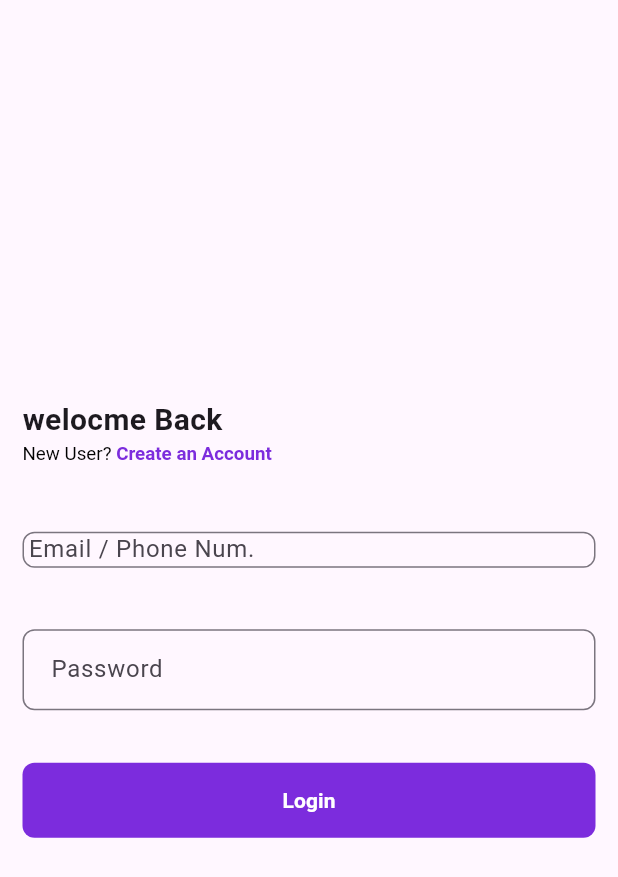
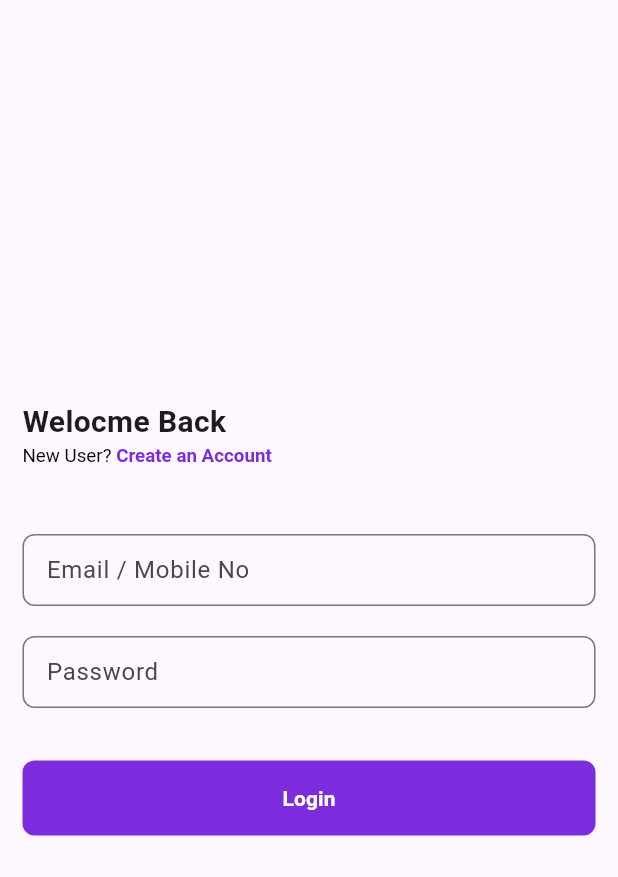
Before and after one commit to ArishSiddiqui/mvp_arch, a Flutter app: the screen it shows after launch, on a phone screen of 412 x 824 dp. Shown: the top 877 px of the screen. Run offline on Flutter 3.47's test engine with Material 2 defaults, Android fonts, the phone set to English and light mode, and no system bars; our stand-ins replace connectivity_plus, equatable, flutter_riverpod, flutter_svg.

Commit message:
Named Navigation and CustomTextField

```diff
--- /dev/null
+++ b/lib/config/navigation/app_navigation.dart
@@ -0,0 +1,3 @@
+class AppPages{
+  static const String login = '/';
+}
--- /dev/null
+++ b/lib/config/navigation/app_routes.dart
@@ -0,0 +1,10 @@
+import 'package:flutter/material.dart';
+import 'package:mvp_arch/config/navigation/app_navigation.dart';
+
+import '../../feature/auth/login/view/login_page.dart';
+
+class AppRoutes {
+  static Map<String, Widget Function(BuildContext)> routes = {
+    AppPages.login: (context) => const LoginPage(),
+  };
+}
--- /dev/null
+++ b/lib/config/navigation/navigator.dart
@@ -0,0 +1,2 @@
+export 'app_navigation.dart';
+export 'app_routes.dart';
--- a/lib/core/custom/custom.dart
+++ b/lib/core/custom/custom.dart
@@ -1,2 +1,3 @@
 export 'custom_no_internet_widget.dart';
+export 'custom_text_field.dart';
 export 'custom_logger.dart';
--- /dev/null
+++ b/lib/core/custom/custom_text_field.dart
@@ -0,0 +1,37 @@
+import 'package:flutter/material.dart';
+
+class CustomTextField extends StatefulWidget {
+  final String label;
+  final void Function(String)? onChanged;
+  final String? Function(String?)? validator;
+  final TextEditingController? controller;
+  const CustomTextField({
+    required this.label,
+    this.onChanged,
+    this.validator,
+    this.controller,
+    super.key,
+  });
+
+  @override
+  State<CustomTextField> createState() => _CustomTextFieldState();
+}
+
+class _CustomTextFieldState extends State<CustomTextField> {
+  @override
+  Widget build(BuildContext context) {
+    return TextFormField(
+      controller: widget.controller,
+      validator: widget.validator,
+      onChanged: widget.onChanged,
+      decoration: InputDecoration(
+        isCollapsed: true,
+        contentPadding: const EdgeInsets.all(12.0),
+        label: Text(widget.label),
+        border: OutlineInputBorder(
+          borderRadius: BorderRadius.circular(8.0),
+        ),
+      ),
+    );
+  }
+}
--- a/lib/feature/auth/login/view/login_page.dart
+++ b/lib/feature/auth/login/view/login_page.dart
@@ -21,7 +21,7 @@ class LoginPage extends StatelessWidget {
               mainAxisAlignment: MainAxisAlignment.center,
               children: [
                 const Text(
-                  'welocme Back',
+                  'Welocme Back',
                   style: TextStyle(
                     fontSize: 20.0,
                     fontWeight: FontWeight.bold,
@@ -56,30 +56,14 @@ class LoginPage extends StatelessWidget {
                 const SizedBox(
                   height: 45.0,
                 ),
-                SizedBox(
-                  height: 50.0,
-                  child: TextFormField(
-                    decoration: InputDecoration(
-                      isCollapsed: true,
-                      // contentPadding: const EdgeInsets.all(15.0),
-                      label: const Text('Email / Phone Num.'),
-                      border: OutlineInputBorder(
-                        borderRadius: BorderRadius.circular(8.0),
-                      ),
-                    ),
-                  ),
+                const CustomTextField(
+                  label: 'Email / Mobile No',
                 ),
                 const SizedBox(
-                  height: 15.0,
+                  height: 20.0,
                 ),
-                TextFormField(
-                  decoration: InputDecoration(
-                    contentPadding: const EdgeInsets.all(15.0),
-                    label: const Text('Password'),
-                    border: OutlineInputBorder(
-                      borderRadius: BorderRadius.circular(8.0),
-                    ),
-                  ),
+                const CustomTextField(
+                  label: 'Password',
                 ),
                 const SizedBox(
                   height: 35.0,
--- a/lib/main.dart
+++ b/lib/main.dart
@@ -1,8 +1,8 @@
 import 'package:flutter/material.dart';
 import 'package:mvp_arch/core/const/color_const.dart';
+import 'config/navigation/navigator.dart';
 import 'core/const/app_const.dart';
 import 'core/networkChecker/network_checker.dart';
-import 'feature/auth/login/view/login_page.dart';
 
 void main() {
   runApp(const MyApp());
@@ -34,7 +34,8 @@ class _MyAppState extends State<MyApp> {
         ),
         useMaterial3: true,
       ),
-      home: const LoginPage(),
+      initialRoute: AppPages.login,
+      routes: AppRoutes.routes,
     );
   }
 }
```
